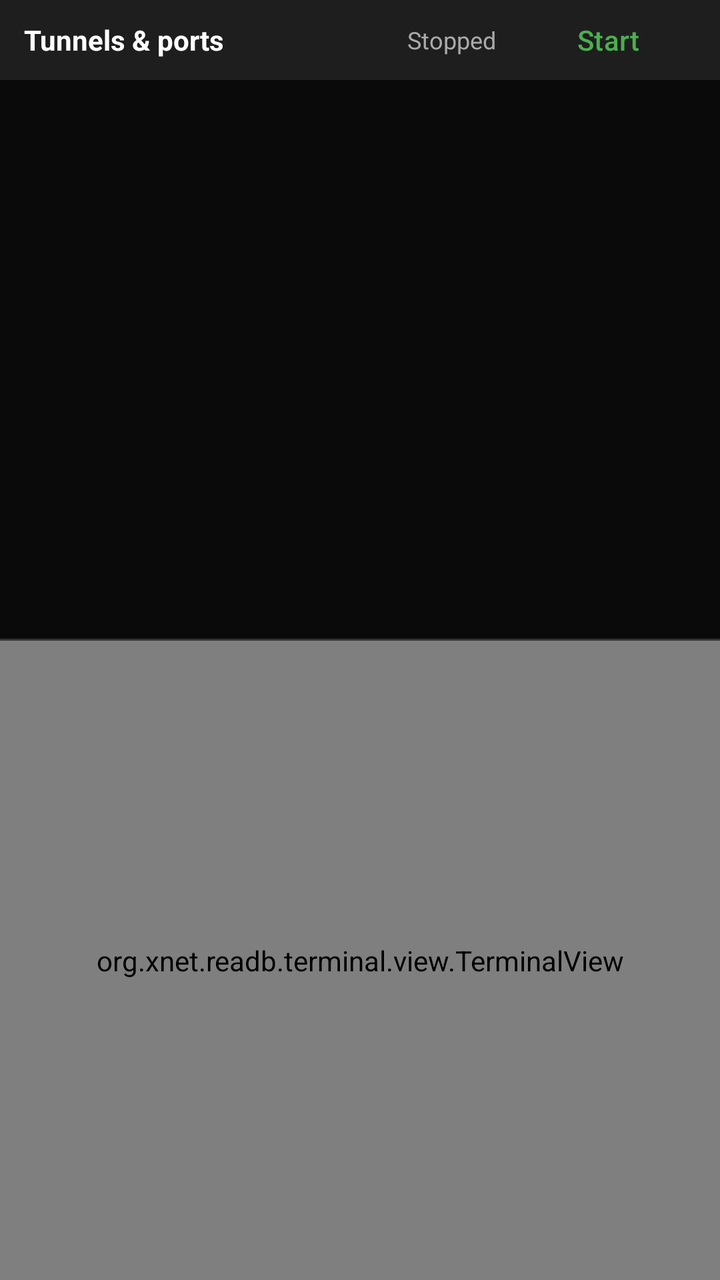
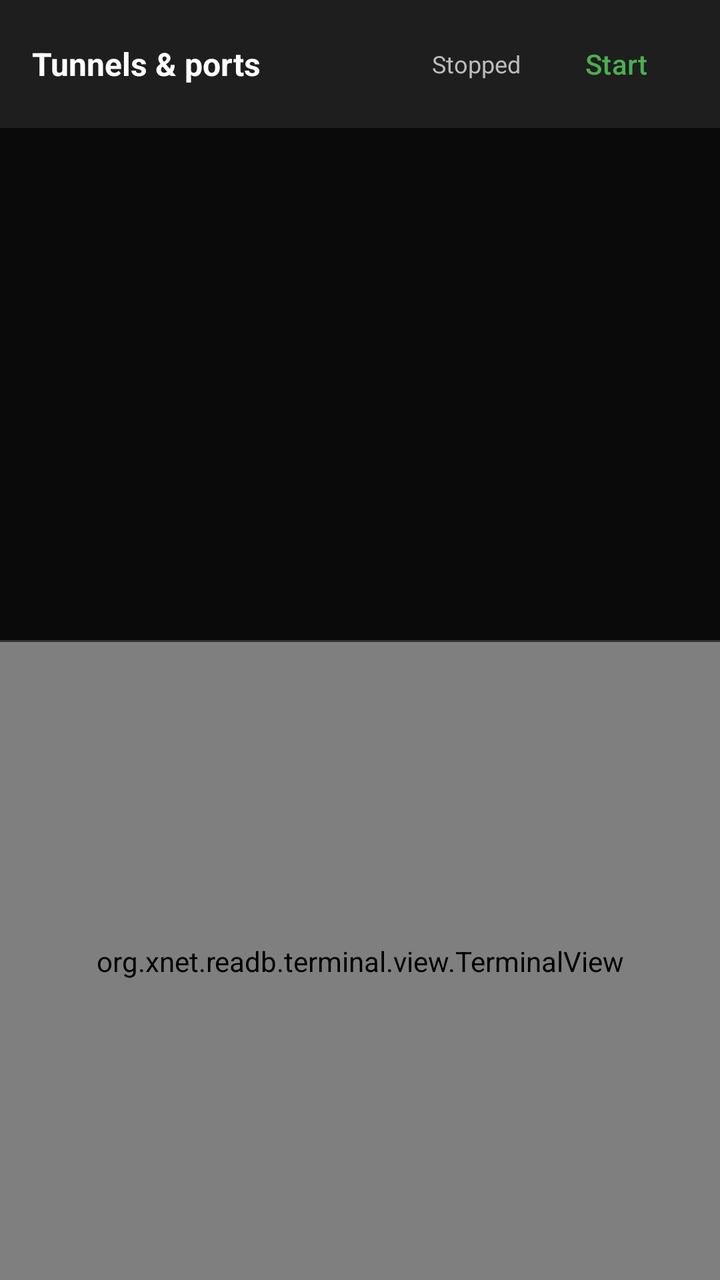

Two renders of the same Android screen: before a commit and after it. Below are the layout's source before the change and the commit's diff.
<!-- AndroidManifest.xml: application theme Theme.ReAdb -->
<!-- res/layout/activity_main.xml -->
<?xml version="1.0" encoding="utf-8"?>
<LinearLayout xmlns:android="http://schemas.android.com/apk/res/android"
    android:id="@+id/rootLayout"
    android:layout_width="match_parent"
    android:layout_height="match_parent"
    android:orientation="vertical"
    android:background="#000000">

    
    <LinearLayout
        android:id="@+id/tunnelSection"
        android:layout_width="match_parent"
        android:layout_height="0dp"
        android:layout_weight="1"
        android:orientation="vertical"
        android:background="#0A0A0A">

        
        <LinearLayout
            android:layout_width="match_parent"
            android:layout_height="wrap_content"
            android:orientation="horizontal"
            android:gravity="center_vertical"
            android:background="#1E1E1E"
            android:paddingHorizontal="12dp">
            <TextView
                android:layout_width="0dp"
                android:layout_height="wrap_content"
                android:layout_weight="1"
                android:text="Tunnels &amp; ports"
                android:textColor="#FFFFFF"
                android:textStyle="bold"
                android:paddingVertical="10dp"/>
            <TextView
                android:id="@+id/tunnelStatus"
                android:layout_width="wrap_content"
                android:layout_height="wrap_content"
                android:textColor="#AAAAAA"
                android:textSize="12sp"
                android:paddingEnd="12dp"
                android:text="Stopped"/>
            <Button android:id="@+id/btnStartStop"
                android:layout_width="wrap_content" android:layout_height="40dp"
                android:text="Start" android:textColor="#4CAF50"
                android:background="@android:color/transparent"/>
        </LinearLayout>

        
        <ScrollView
            android:layout_width="match_parent"
            android:layout_height="0dp"
            android:layout_weight="1">
            <LinearLayout
                android:id="@+id/routeList"
                android:layout_width="match_parent"
                android:layout_height="wrap_content"
                android:orientation="vertical"
                android:paddingBottom="12dp"/>
        </ScrollView>
    </LinearLayout>

    <View android:layout_width="match_parent" android:layout_height="1dp"
        android:background="#333333"/>

    
    <FrameLayout
        android:id="@+id/terminalSection"
        android:layout_width="match_parent"
        android:layout_height="0dp"
        android:layout_weight="1">
        <org.xnet.readb.terminal.view.TerminalView
            android:id="@+id/terminalView"
            android:layout_width="match_parent"
            android:layout_height="match_parent"
            android:focusable="true"
            android:focusableInTouchMode="true"/>
        
        <ScrollView
            android:id="@+id/bootstrapOverlay"
            android:layout_width="match_parent"
            android:layout_height="match_parent"
            android:background="#CC000000"
            android:visibility="gone">
            <TextView
                android:id="@+id/bootstrapLog"
                android:layout_width="match_parent"
                android:layout_height="wrap_content"
                android:fontFamily="monospace"
                android:textColor="#C8E6C9"
                android:textSize="12sp"
                android:padding="12dp"/>
        </ScrollView>
    </FrameLayout>

    
    <LinearLayout
        android:id="@+id/extraKeys"
        android:layout_width="match_parent"
        android:layout_height="wrap_content"
        android:orientation="horizontal"
        android:background="#020817"/>

</LinearLayout>
<!-- resources referenced by this layout -->
<resources>
  <style name="Theme.ReAdb" parent="Theme.Material3.DayNight.NoActionBar">
          <item name="android:statusBarColor">#000000</item>
          <item name="android:navigationBarColor">#000000</item>
      </style>
</resources>

<!-- the commit's change to res/layout/activity_main.xml (unified diff, before → after) -->
@@ -4,16 +4,15 @@
     android:layout_width="match_parent"
     android:layout_height="match_parent"
     android:orientation="vertical"
-    android:background="#000000">
+    android:background="@color/background_primary">
 
     
     <LinearLayout
         android:id="@+id/tunnelSection"
         android:layout_width="match_parent"
-        android:layout_height="0dp"
-        android:layout_weight="1"
+        android:layout_height="320dp"
         android:orientation="vertical"
-        android:background="#0A0A0A">
+        android:background="@color/background_secondary">
 
         
         <LinearLayout
@@ -21,46 +20,58 @@
             android:layout_height="wrap_content"
             android:orientation="horizontal"
             android:gravity="center_vertical"
-            android:background="#1E1E1E"
-            android:paddingHorizontal="12dp">
+            android:background="@color/background_elevated"
+            android:paddingHorizontal="16dp"
+            android:paddingVertical="12dp"
+            android:elevation="2dp">
+            
             <TextView
+                android:layout_width="wrap_content"
+                android:layout_height="wrap_content"
+                android:text="Tunnels &amp; ports"
+                style="@style/TextHeader"/>
+            
+            <TextView
+                android:id="@+id/tunnelStatus"
                 android:layout_width="0dp"
                 android:layout_height="wrap_content"
                 android:layout_weight="1"
-                android:text="Tunnels &amp; ports"
-                android:textColor="#FFFFFF"
-                android:textStyle="bold"
-                android:paddingVertical="10dp"/>
-            <TextView
-                android:id="@+id/tunnelStatus"
-                android:layout_width="wrap_content"
+                android:gravity="end"
+                style="@style/TextStatus"
+                android:paddingHorizontal="12dp"
+                android:text="Stopped"/>
+            
+            <Button 
+                android:id="@+id/btnStartStop"
+                style="@style/ButtonStartStop"
+                android:layout_width="wrap_content" 
                 android:layout_height="wrap_content"
-                android:textColor="#AAAAAA"
-                android:textSize="12sp"
-                android:paddingEnd="12dp"
-                android:text="Stopped"/>
-            <Button android:id="@+id/btnStartStop"
-                android:layout_width="wrap_content" android:layout_height="40dp"
-                android:text="Start" android:textColor="#4CAF50"
-                android:background="@android:color/transparent"/>
+                android:text="Start" 
+                android:textColor="@color/accent_green"/>
         </LinearLayout>
 
         
         <ScrollView
             android:layout_width="match_parent"
             android:layout_height="0dp"
-            android:layout_weight="1">
+            android:layout_weight="1"
+            android:scrollbars="vertical"
+            android:fadeScrollbars="false">
+            
             <LinearLayout
                 android:id="@+id/routeList"
                 android:layout_width="match_parent"
                 android:layout_height="wrap_content"
                 android:orientation="vertical"
-                android:paddingBottom="12dp"/>
+                android:paddingBottom="8dp"/>
         </ScrollView>
     </LinearLayout>
 
-    <View android:layout_width="match_parent" android:layout_height="1dp"
-        android:background="#333333"/>
+    
+    <View 
+        android:layout_width="match_parent" 
+        android:layout_height="1dp"
+        android:background="@color/divider_medium"/>
 
     
     <FrameLayout
@@ -68,6 +79,7 @@
         android:layout_width="match_parent"
         android:layout_height="0dp"
         android:layout_weight="1">
+        
         <org.xnet.readb.terminal.view.TerminalView
             android:id="@+id/terminalView"
             android:layout_width="match_parent"
@@ -75,12 +87,14 @@
             android:focusable="true"
             android:focusableInTouchMode="true"/>
         
+        
         <ScrollView
             android:id="@+id/bootstrapOverlay"
             android:layout_width="match_parent"
             android:layout_height="match_parent"
             android:background="#CC000000"
             android:visibility="gone">
+            
             <TextView
                 android:id="@+id/bootstrapLog"
                 android:layout_width="match_parent"
@@ -88,7 +102,7 @@
                 android:fontFamily="monospace"
                 android:textColor="#C8E6C9"
                 android:textSize="12sp"
-                android:padding="12dp"/>
+                android:padding="16dp"/>
         </ScrollView>
     </FrameLayout>
 
@@ -98,6 +112,6 @@
         android:layout_width="match_parent"
         android:layout_height="wrap_content"
         android:orientation="horizontal"
-        android:background="#020817"/>
+        android:background="@color/key_background"/>
 
 </LinearLayout>
<!-- resource entries referenced after the edit -->
@@ -1,8 +1,33 @@
 <!-- resources referenced by this layout -->
 <resources>
+  <color name="accent_green">#4CAF50</color>
+  <color name="background_elevated">#1E1E1E</color>
+  <color name="background_primary">#000000</color>
+  <color name="background_secondary">#0A0A0A</color>
+  <color name="divider_medium">#333333</color>
+  <color name="key_background">#0F1729</color>
+  <style name="ButtonStartStop" parent="Widget.Material3.Button.TextButton">
+          <item name="android:textSize">14sp</item>
+          <item name="android:minWidth">72dp</item>
+          <item name="android:minHeight">40dp</item>
+          <item name="android:background">@android:color/transparent</item>
+      </style>
+  <style name="TextHeader">
+          <item name="android:textColor">@color/text_primary</item>
+          <item name="android:textSize">16sp</item>
+          <item name="android:textStyle">bold</item>
+      </style>
+  <style name="TextStatus">
+          <item name="android:textColor">@color/text_secondary</item>
+          <item name="android:textSize">12sp</item>
+          <item name="android:singleLine">true</item>
+          <item name="android:ellipsize">end</item>
+      </style>
   <style name="Theme.ReAdb" parent="Theme.Material3.DayNight.NoActionBar">
           <item name="android:statusBarColor">#000000</item>
           <item name="android:navigationBarColor">#000000</item>
       </style>
+  <color name="text_primary">#FFFFFF</color>
+  <color name="text_secondary">#BBBBBB</color>
 </resources>
 
